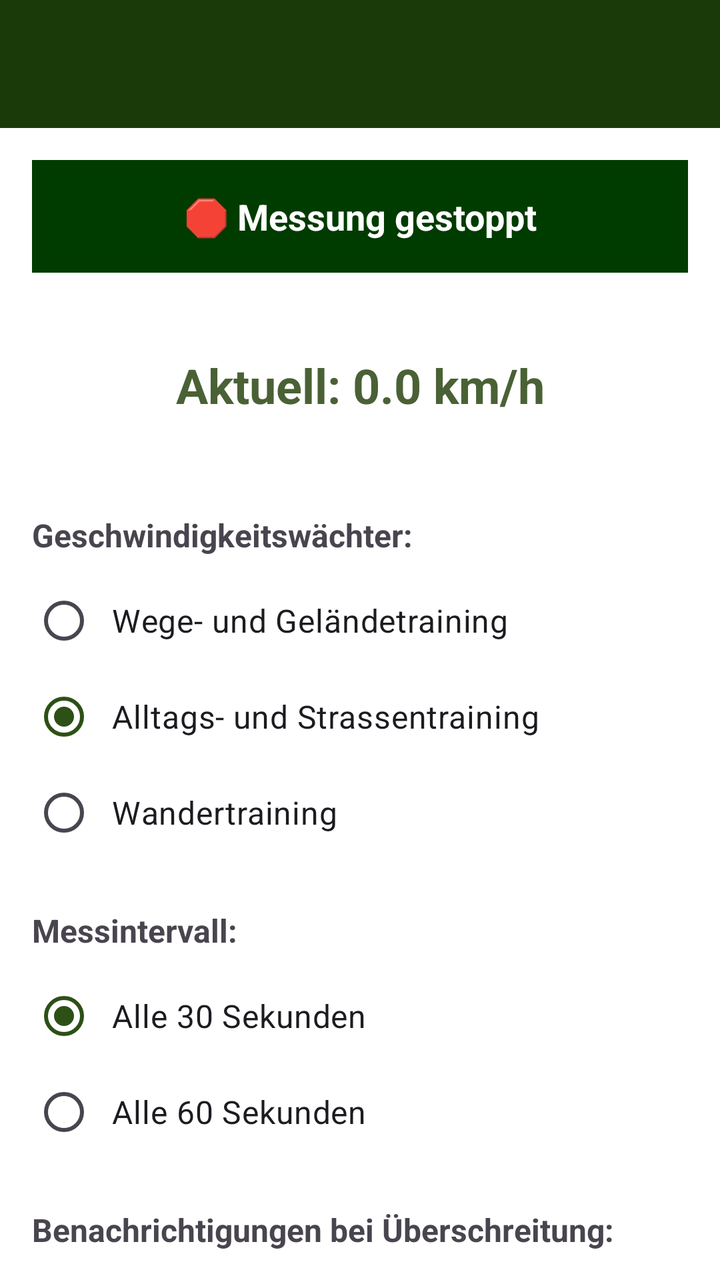
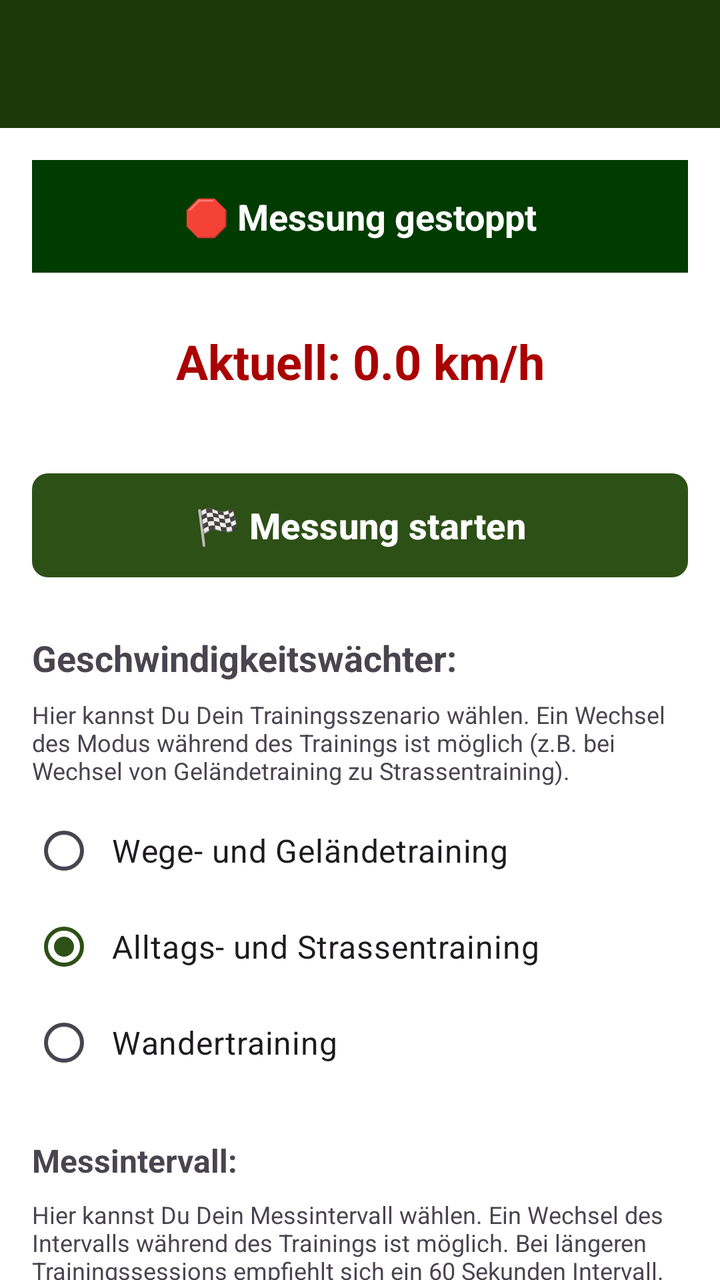

Screens rendered from an Android XML layout before and after an edit, with the pre-edit source and the edit as a unified diff.
<!-- AndroidManifest.xml: activity theme Theme.HundeWildnis -->
<!-- res/layout/activity_walking_speed.xml -->
<?xml version="1.0" encoding="utf-8"?>
<androidx.coordinatorlayout.widget.CoordinatorLayout
    xmlns:android="http://schemas.android.com/apk/res/android"
    xmlns:app="http://schemas.android.com/apk/res-auto"
    android:layout_width="match_parent"
    android:layout_height="match_parent">

    <com.google.android.material.appbar.AppBarLayout
        android:id="@+id/appbar"
        android:layout_width="match_parent"
        android:layout_height="wrap_content"
        android:fitsSystemWindows="true">

        <androidx.appcompat.widget.Toolbar
            android:id="@+id/toolbar"
            android:layout_width="match_parent"
            android:layout_height="?attr/actionBarSize"
            android:background="#1B3A0A"
            app:titleTextColor="#FFFFFF" />
    </com.google.android.material.appbar.AppBarLayout>

    <androidx.core.widget.NestedScrollView
        android:layout_width="match_parent"
        android:layout_height="match_parent"
        app:layout_behavior="@string/appbar_scrolling_view_behavior">

        <LinearLayout
            android:layout_width="match_parent"
            android:layout_height="wrap_content"
            android:orientation="vertical"
            android:padding="16dp">

            
            <TextView
                android:id="@+id/tvStatus"
                android:layout_width="match_parent"
                android:layout_height="wrap_content"
                android:text="🛑 Messung gestoppt"
                android:textSize="18sp"
                android:textStyle="bold"
                android:textColor="#FFFFFF"
                android:textAlignment="center"
                android:padding="16dp"
                android:background="#003b00"
                android:layout_marginBottom="16dp" />

            
            <TextView
                android:id="@+id/tvCurrentSpeed"
                android:layout_width="match_parent"
                android:layout_height="wrap_content"
                android:text="Aktuell: 0.0 km/h"
                android:textSize="24sp"
                android:textStyle="bold"
                android:textAlignment="center"
                android:padding="24dp"
                android:textColor="@color/green_secondary"
                android:layout_marginBottom="24dp" />

            
            <TextView
                android:layout_width="match_parent"
                android:layout_height="wrap_content"
                android:text="Geschwindigkeitswächter:"
                android:textSize="16sp"
                android:textStyle="bold"
                android:layout_marginBottom="8dp" />

            <RadioGroup
                android:id="@+id/radioGroup"
                android:layout_width="match_parent"
                android:layout_height="wrap_content"
                android:layout_marginBottom="24dp">

                <RadioButton
                    android:id="@+id/radioSpeed25"
                    android:layout_width="match_parent"
                    android:layout_height="wrap_content"
                    android:text="Wege- und Geländetraining"
                    android:textSize="16sp"
                    android:padding="8dp" />

                <RadioButton
                    android:id="@+id/radioSpeed30"
                    android:layout_width="match_parent"
                    android:layout_height="wrap_content"
                    android:text="Alltags- und Strassentraining"
                    android:textSize="16sp"
                    android:padding="8dp"
                    android:checked="true" />

                <RadioButton
                    android:id="@+id/radioSpeed40"
                    android:layout_width="match_parent"
                    android:layout_height="wrap_content"
                    android:text="Wandertraining"
                    android:textSize="16sp"
                    android:padding="8dp" />
            </RadioGroup>

            
            <TextView
                android:layout_width="match_parent"
                android:layout_height="wrap_content"
                android:text="Messintervall:"
                android:textSize="16sp"
                android:textStyle="bold"
                android:layout_marginBottom="8dp" />

            <RadioGroup
                android:id="@+id/radioGroupInterval"
                android:layout_width="match_parent"
                android:layout_height="wrap_content"
                android:layout_marginBottom="24dp">

                <RadioButton
                    android:id="@+id/radioInterval30"
                    android:layout_width="match_parent"
                    android:layout_height="wrap_content"
                    android:text="Alle 30 Sekunden"
                    android:textSize="16sp"
                    android:padding="8dp"
                    android:checked="true" />

                <RadioButton
                    android:id="@+id/radioInterval60"
                    android:layout_width="match_parent"
                    android:layout_height="wrap_content"
                    android:text="Alle 60 Sekunden"
                    android:textSize="16sp"
                    android:padding="8dp" />
            </RadioGroup>

            
            <TextView
                android:layout_width="match_parent"
                android:layout_height="wrap_content"
                android:text="Benachrichtigungen bei Überschreitung:"
                android:textSize="16sp"
                android:textStyle="bold"
                android:layout_marginBottom="8dp" />

            <com.google.android.material.switchmaterial.SwitchMaterial
                android:id="@+id/switchVibration"
                android:layout_width="match_parent"
                android:layout_height="wrap_content"
                android:text="Vibration"
                android:textSize="16sp"
                android:padding="8dp"
                android:checked="true" />

            <com.google.android.material.switchmaterial.SwitchMaterial
                android:id="@+id/switchSound"
                android:layout_width="match_parent"
                android:layout_height="wrap_content"
                android:text="Ton"
                android:textSize="16sp"
                android:padding="8dp"
                android:checked="true"
                android:layout_marginBottom="24dp" />

            
            <com.google.android.material.button.MaterialButton
                android:id="@+id/btnStartStop"
                android:layout_width="match_parent"
                android:layout_height="60dp"
                android:text="🏁 Messung starten"
                android:textSize="18sp"
                android:textStyle="bold"
                app:cornerRadius="8dp"
                app:backgroundTint="#2d5016"
                android:textColor="#FFFFFF"
                android:layout_marginBottom="24dp" />

            
            <com.google.android.material.card.MaterialCardView
                android:layout_width="match_parent"
                android:layout_height="300dp"
                android:layout_marginBottom="16dp"
                app:cardCornerRadius="8dp"
                app:cardElevation="4dp">

                <LinearLayout
                    android:layout_width="match_parent"
                    android:layout_height="match_parent"
                    android:orientation="vertical"
                    android:padding="8dp">

                    <TextView
                        android:id="@+id/tvChartTitle"
                        android:layout_width="match_parent"
                        android:layout_height="wrap_content"
                        android:text="📊 Geschwindigkeitsverlauf"
                        android:textSize="16sp"
                        android:textStyle="bold"
                        android:textColor="?android:attr/textColorPrimary"
                        android:layout_marginBottom="8dp" />

                    <com.github.mikephil.charting.charts.LineChart
                        android:id="@+id/speedChart"
                        android:layout_width="match_parent"
                        android:layout_height="match_parent" />

                </LinearLayout>
            </com.google.android.material.card.MaterialCardView>

            
            <com.google.android.material.card.MaterialCardView
                android:layout_width="match_parent"
                android:layout_height="wrap_content"
                android:layout_marginBottom="16dp"
                app:cardCornerRadius="8dp"
                app:cardElevation="4dp">

                <LinearLayout
                    android:layout_width="match_parent"
                    android:layout_height="wrap_content"
                    android:orientation="vertical"
                    android:padding="16dp">

                    <TextView
                        android:layout_width="match_parent"
                        android:layout_height="wrap_content"
                        android:text="📈 Statistiken"
                        android:textSize="16sp"
                        android:textStyle="bold"
                        android:textColor="?android:attr/textColorPrimary"
                        android:layout_marginBottom="8dp" />

                    <TextView
                        android:id="@+id/tvStats"
                        android:layout_width="match_parent"
                        android:layout_height="wrap_content"
                        android:text="Starte Tracking um Statistiken zu sehen"
                        android:textColor="?android:attr/textColorSecondary"
                        android:textSize="14sp" />

                </LinearLayout>
            </com.google.android.material.card.MaterialCardView>

            
            <LinearLayout
                android:layout_width="match_parent"
                android:layout_height="wrap_content"
                android:orientation="horizontal"
                android:layout_marginBottom="8dp">

                <com.google.android.material.button.MaterialButton
                    android:id="@+id/btnExport"
                    android:layout_width="0dp"
                    android:layout_height="60dp"
                    android:layout_weight="1"
                    android:layout_marginEnd="8dp"
                    android:text="📄 PDF"
                    android:textSize="14sp"
                    android:textStyle="bold"
                    app:cornerRadius="8dp"
                    app:backgroundTint="#4a6135"
                    android:textColor="#FFFFFF"
                    android:enabled="false" />

                <com.google.android.material.button.MaterialButton
                    android:id="@+id/btnExportGpx"
                    android:layout_width="0dp"
                    android:layout_height="60dp"
                    android:layout_weight="1"
                    android:layout_marginEnd="8dp"
                    android:text="🗺️ GPX"
                    android:textSize="14sp"
                    android:textStyle="bold"
                    app:cornerRadius="8dp"
                    app:backgroundTint="#4a6135"
                    android:textColor="#FFFFFF"
                    android:enabled="false" />

                <com.google.android.material.button.MaterialButton
                    android:id="@+id/btnShare"
                    android:layout_width="0dp"
                    android:layout_height="60dp"
                    android:layout_weight="1"
                    android:text="📤 Teilen"
                    android:textSize="14sp"
                    android:textStyle="bold"
                    app:cornerRadius="8dp"
                    app:backgroundTint="#2d5016"
                    android:textColor="#FFFFFF"
                    android:enabled="false" />
            </LinearLayout>

            
            <TextView
                android:layout_width="match_parent"
                android:layout_height="wrap_content"
                android:text="🕒 Historie (Bisherige Messungen)"
                android:textSize="18sp"
                android:textStyle="bold"
                android:layout_marginBottom="12dp" />

            
            <androidx.recyclerview.widget.RecyclerView
                android:id="@+id/rvHistory"
                android:layout_width="match_parent"
                android:layout_height="wrap_content"
                android:nestedScrollingEnabled="false" />

        </LinearLayout>
    </androidx.core.widget.NestedScrollView>

</androidx.coordinatorlayout.widget.CoordinatorLayout>
<!-- resources referenced by this layout -->
<resources>
  <color name="green_secondary">#4a6135</color>
  <style name="Theme.HundeWildnis" parent="Base.Theme.HundeWildnis" />
  <style name="Base.Theme.HundeWildnis" parent="Theme.Material3.Light.NoActionBar">
          <item name="colorPrimary">#2d5016</item>
          <item name="colorPrimaryVariant">#1a3009</item>
          <item name="colorOnPrimary">#FFFFFF</item>
          <item name="colorSecondary">#6b8e4e</item>
          <item name="colorSecondaryVariant">#4a6135</item>
          <item name="colorOnSecondary">#000000</item>
          <item name="android:statusBarColor">?attr/colorPrimaryVariant</item>
  
          <item name="android:navigationBarColor">@android:color/transparent</item>
          <item name="android:windowLightStatusBar">true</item>
          <item name="android:windowLightNavigationBar">true</item>
          <item name="android:enforceNavigationBarContrast" tools:targetApi="q">false</item>
          <item name="android:enforceStatusBarContrast" tools:targetApi="q">false</item>
  
          
          <item name="colorAccent">#2d5016</item>
          <item name="android:textColorPrimary">#000000</item>
  
          
          <item name="materialAlertDialogTheme">@style/AlertDialogTheme</item>
  
          
          <item name="actionMenuTextColor">#FFFFFF</item>
  
          
          <item name="android:windowBackground">#FFFFFF</item>
          <item name="android:colorBackground">#FFFFFF</item>
      </style>
  <style name="AlertDialogTheme" parent="ThemeOverlay.Material3.MaterialAlertDialog">
          
          <item name="colorSurface">#FFFFFF</item>
  
          
          <item name="colorOnSurface">#000000</item>
          <item name="android:textColorPrimary">#000000</item>
  
          
          <item name="buttonBarPositiveButtonStyle">@style/DialogButtonStyle.Light</item>
          <item name="buttonBarNegativeButtonStyle">@style/DialogButtonStyle.Light</item>
          <item name="buttonBarNeutralButtonStyle">@style/DialogButtonStyle.Light</item>
      </style>
  <style name="DialogButtonStyle.Light" parent="Widget.Material3.Button.TextButton.Dialog">
          
          <item name="android:textColor">#2d5016</item>
  
          
          <item name="backgroundTint">@android:color/transparent</item>
  
          
          <item name="rippleColor">#332d5016</item>
      </style>
</resources>

<!-- the commit's change to res/layout/activity_walking_speed.xml (unified diff, before → after) -->
@@ -53,17 +53,37 @@
                 android:textSize="24sp"
                 android:textStyle="bold"
                 android:textAlignment="center"
-                android:padding="24dp"
-                android:textColor="@color/green_secondary"
+                android:padding="12dp"
+                android:textColor="#aa0000"
                 android:layout_marginBottom="24dp" />
 
             
+            <com.google.android.material.button.MaterialButton
+                android:id="@+id/btnStartStop"
+                android:layout_width="match_parent"
+                android:layout_height="60dp"
+                android:text="🏁 Messung starten"
+                android:textSize="18sp"
+                android:textStyle="bold"
+                app:cornerRadius="8dp"
+                app:backgroundTint="#2d5016"
+                android:textColor="#FFFFFF"
+                android:layout_marginBottom="24dp" />
+
+            
             <TextView
                 android:layout_width="match_parent"
                 android:layout_height="wrap_content"
                 android:text="Geschwindigkeitswächter:"
-                android:textSize="16sp"
-                android:textStyle="bold"
+                android:textSize="18sp"
+                android:textStyle="bold"
+                android:layout_marginBottom="8dp" />
+
+            <TextView
+                android:layout_width="match_parent"
+                android:layout_height="wrap_content"
+                android:text="Hier kannst Du Dein Trainingsszenario wählen. Ein Wechsel des Modus während des Trainings ist möglich (z.B. bei Wechsel von Geländetraining zu Strassentraining)."
+                android:textSize="12sp"
                 android:layout_marginBottom="8dp" />
 
             <RadioGroup
@@ -105,6 +125,13 @@
                 android:text="Messintervall:"
                 android:textSize="16sp"
                 android:textStyle="bold"
+                android:layout_marginBottom="8dp" />
+
+            <TextView
+                android:layout_width="match_parent"
+                android:layout_height="wrap_content"
+                android:text="Hier kannst Du Dein Messintervall wählen. Ein Wechsel des Intervalls während des Trainings ist möglich. Bei längeren Trainingssessions empfiehlt sich ein 60 Sekunden Intervall."
+                android:textSize="12sp"
                 android:layout_marginBottom="8dp" />
 
             <RadioGroup
@@ -157,19 +184,6 @@
                 android:textSize="16sp"
                 android:padding="8dp"
                 android:checked="true"
-                android:layout_marginBottom="24dp" />
-
-            
-            <com.google.android.material.button.MaterialButton
-                android:id="@+id/btnStartStop"
-                android:layout_width="match_parent"
-                android:layout_height="60dp"
-                android:text="🏁 Messung starten"
-                android:textSize="18sp"
-                android:textStyle="bold"
-                app:cornerRadius="8dp"
-                app:backgroundTint="#2d5016"
-                android:textColor="#FFFFFF"
                 android:layout_marginBottom="24dp" />
 
             
<!-- resource entries referenced after the edit -->
@@ -1,6 +1,5 @@
 <!-- resources referenced by this layout -->
 <resources>
-  <color name="green_secondary">#4a6135</color>
   <style name="Theme.HundeWildnis" parent="Base.Theme.HundeWildnis" />
   <style name="Base.Theme.HundeWildnis" parent="Theme.Material3.Light.NoActionBar">
           <item name="colorPrimary">#2d5016</item>
